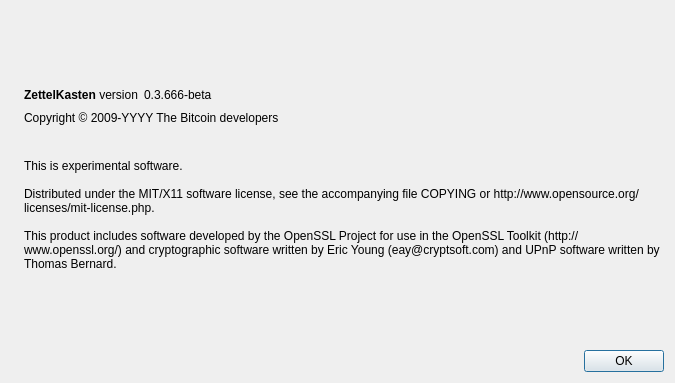
First picture: the form in src/qt/forms/aboutdialog.ui, repository zettel-kasten/burgerbot, before the edit.
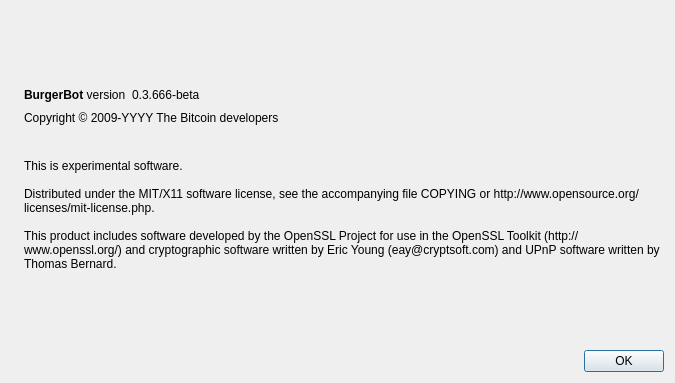
Second picture: the form after the edit. Icons and pictures are not drawn.

```diff
--- a/src/qt/forms/aboutdialog.ui
+++ b/src/qt/forms/aboutdialog.ui
@@ -50,7 +50,7 @@
           <cursorShape>IBeamCursor</cursorShape>
          </property>
          <property name="text">
-          <string>&lt;b&gt;ZettelKasten&lt;/b&gt; version</string>
+          <string>&lt;html&gt;&lt;head/&gt;&lt;body&gt;&lt;p&gt;&lt;span style=&quot; font-weight:600;&quot;&gt;BurgerBot&lt;/span&gt; version&lt;/p&gt;&lt;/body&gt;&lt;/html&gt;</string>
          </property>
          <property name="textInteractionFlags">
           <set>Qt::LinksAccessibleByMouse|Qt::TextSelectableByKeyboard|Qt::TextSelectableByMouse</set>
```
